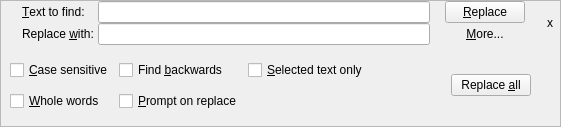
First picture: the form in tools/qtsourceview/demos/demo4/replacewidget.ui, repository diegoiast/qtsourceview, before the edit.
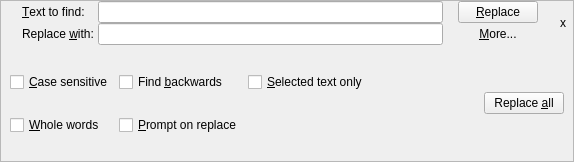
Second picture: the form after the edit. Icons and pictures are not drawn. Custom widgets are drawn as their Qt base class.

Commit message: * make the demo more application like, add a window icon, toolbar etc  * added new action - clear search highlight  * find widget uses better icons, up/down instead of left/right  * gotoline, find, replace uses new frame type, which looks better in win32 style  * replace widget starts getting functionality, replacing one word works (not supporting selection yet)  * new feature: line wrapping. if margins are enabled, it will done by the margin size, otherwise by widget width

Diff of the .ui file:
```diff
--- a/tools/qtsourceview/demos/demo4/replacewidget.ui
+++ b/tools/qtsourceview/demos/demo4/replacewidget.ui
@@ -6,8 +6,8 @@
    <rect>
     <x>0</x>
     <y>0</y>
-    <width>561</width>
-    <height>127</height>
+    <width>574</width>
+    <height>162</height>
    </rect>
   </property>
   <property name="sizePolicy" >
@@ -41,7 +41,7 @@
       <enum>QFrame::StyledPanel</enum>
      </property>
      <property name="frameShadow" >
-      <enum>QFrame::Sunken</enum>
+      <enum>QFrame::Plain</enum>
      </property>
      <layout class="QGridLayout" >
       <property name="leftMargin" >
@@ -189,7 +189,7 @@
         </property>
        </widget>
       </item>
-      <item row="2" column="0" colspan="6" >
+      <item row="2" column="0" colspan="7" >
        <widget class="QFrame" name="optionsFrame" >
         <property name="frameShape" >
          <enum>QFrame::NoFrame</enum>
@@ -296,6 +296,13 @@
    </item>
   </layout>
  </widget>
+ <customwidgets>
+  <customwidget>
+   <class>NewLineEdit</class>
+   <extends>QLineEdit</extends>
+   <header>newlineedit.h</header>
+  </customwidget>
+ </customwidgets>
  <tabstops>
   <tabstop>replaceOldText</tabstop>
   <tabstop>replaceNewText</tabstop>
```
Left out of the diff: 24 changed lines with no effect on the pictures. The commit also changes 17 other files.
